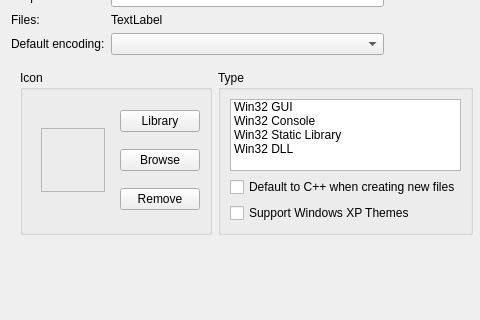
Old version of the form RedPandaIDE/settingsdialog/projectgeneralwidget.ui in the repository royqh1979/RedPanda-CPP; both pictures show x 0 to 480 and y 82 to 402 of the 674 by 639 pixel window.
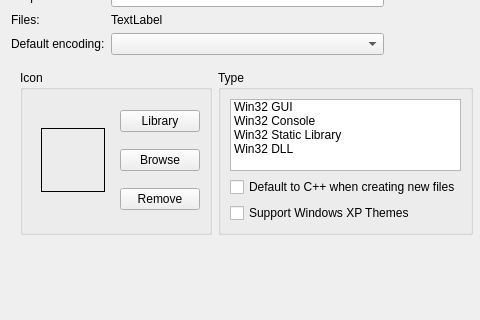
New version of the form. Icons and pictures are not drawn.

```diff
--- a/RedPandaIDE/settingsdialog/projectgeneralwidget.ui
+++ b/RedPandaIDE/settingsdialog/projectgeneralwidget.ui
@@ -145,7 +145,7 @@
                </size>
               </property>
               <property name="frameShape">
-               <enum>QFrame::StyledPanel</enum>
+               <enum>QFrame::Panel</enum>
               </property>
               <property name="text">
                <string/>
```
